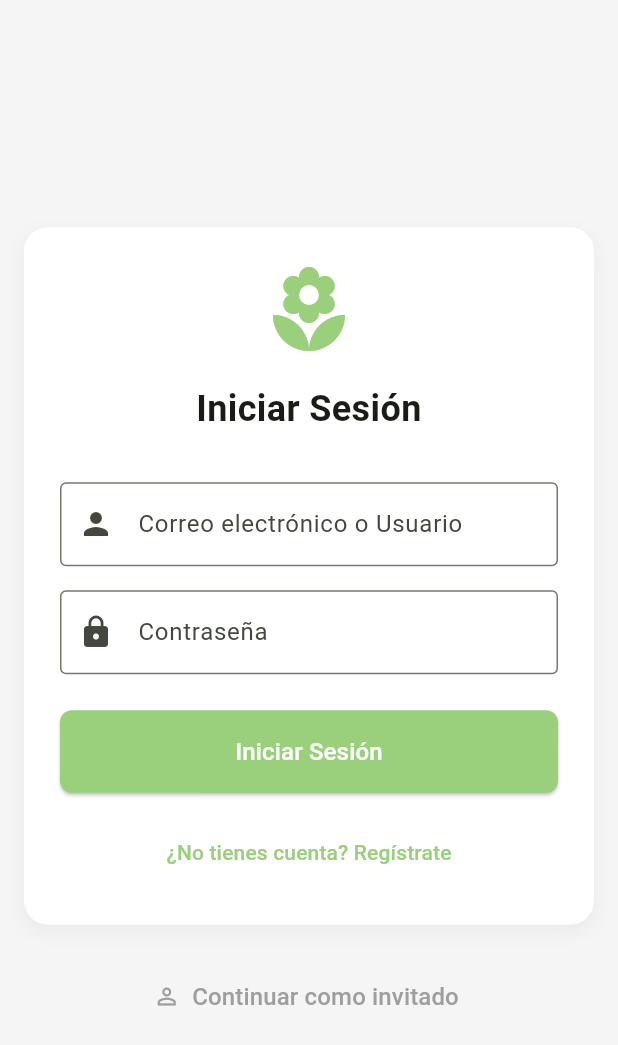
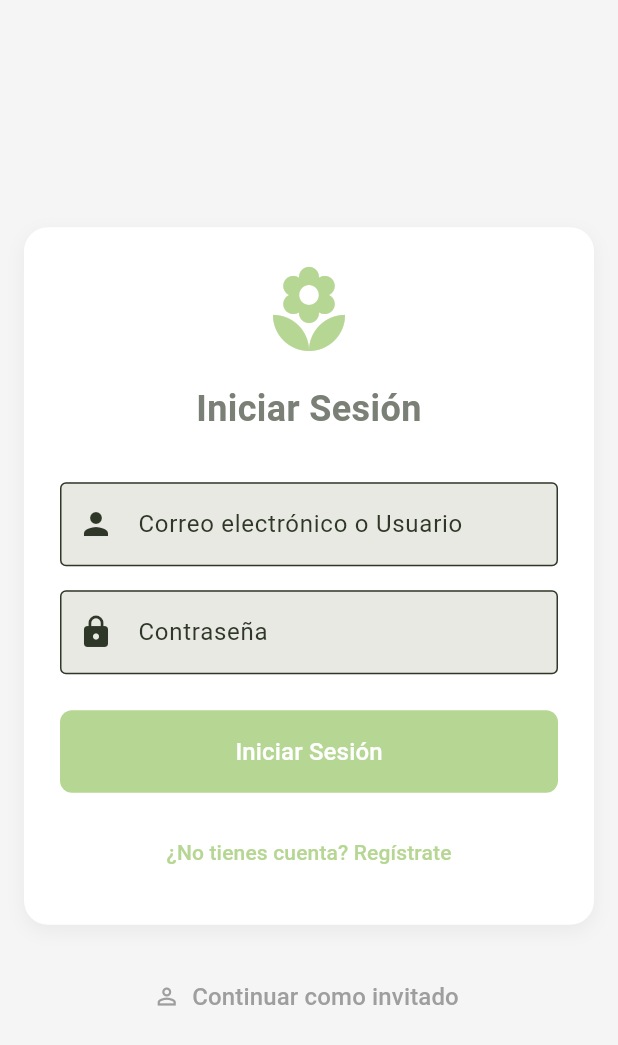
Before and after one commit to Ptroncone205/GuayanaLive, a Flutter app: the screen it shows after launch, on a phone screen of 412 x 824 dp. Shown: the top 1045 px of the screen. Run offline on Flutter 3.47's test engine with Material 3 defaults, Android fonts, the phone set to English and light mode, and no system bars; our stand-ins replace camera, file_picker, flutter_dotenv, geolocator, google_maps_flutter, image_picker and 2 more; missing offline and left inert: dart:html, exif, image_gallery_saver_plus, video_thumbnail; accounts and stored records are empty.

Commit message:
bug fixes + themedata

```diff
--- a/app/lib/auth_modal.dart
+++ b/app/lib/auth_modal.dart
@@ -134,6 +134,7 @@ class _AuthModalState extends State<AuthModal> {
         email: email,
         password: password,
         data: {'username': username},
+        emailRedirectTo: 'https://guayanalive.danbecd.workers.dev'
       );
 
       // 2. Show the success message
--- a/app/lib/locale_provider.dart
+++ b/app/lib/locale_provider.dart
@@ -23,7 +23,7 @@ class LocaleProvider extends ChangeNotifier {
 }
 
 class LocaleProviderScope extends InheritedNotifier<LocaleProvider> {
-  const LocaleProviderScope({required LocaleProvider notifier, required super.child}) : super(notifier: notifier);
+  const LocaleProviderScope({super.key, required LocaleProvider notifier, required super.child}) : super(notifier: notifier);
 
   static LocaleProvider of(BuildContext context) {
     final scope = context.dependOnInheritedWidgetOfExactType<LocaleProviderScope>();
--- a/app/lib/main.dart
+++ b/app/lib/main.dart
@@ -1,6 +1,6 @@
+import 'package:app/theme/app_theme.dart';
 import 'package:flutter/material.dart';
 import 'package:flutter_localizations/flutter_localizations.dart';
-import 'package:flutter_dotenv/flutter_dotenv.dart';
 import 'package:supabase_flutter/supabase_flutter.dart';
 import 'package:shared_preferences/shared_preferences.dart';
 
@@ -31,7 +31,6 @@ class MyApp extends StatelessWidget {
 
   @override
   Widget build(BuildContext context) {
-    const Color appleGreen = Color(0xFF9ACF7C);
     final localeProvider = LocaleProviderScope.of(context);
 
     return MaterialApp(
@@ -44,16 +43,7 @@ class MyApp extends StatelessWidget {
         GlobalWidgetsLocalizations.delegate,
         GlobalCupertinoLocalizations.delegate,
       ],
-      theme: ThemeData(
-        colorScheme: ColorScheme.fromSeed(seedColor: appleGreen),
-        useMaterial3: true,
-        primaryColor: appleGreen,
-        appBarTheme: const AppBarTheme(
-          backgroundColor: appleGreen,
-          foregroundColor: Colors.white,
-          iconTheme: IconThemeData(color: Colors.white),
-        ),
-      ),
+      theme: AppTheme().lightTheme,
       home: const AuthGate(),
     );
   }
--- a/app/lib/main_layout.dart
+++ b/app/lib/main_layout.dart
@@ -120,7 +120,6 @@ class _MainLayoutState extends State<MainLayout> {
     if (index == 0) {
       pinterestKey.currentState?.fetchPins();
     }
-    ;
 
     if ((index == 4 || index == 2) && isGuest) {
       showAuthModal(context);
--- a/app/lib/pin_detail_screen.dart
+++ b/app/lib/pin_detail_screen.dart
@@ -625,7 +625,7 @@ Widget _buildDetailsAndComments({required bool isDesktop}) {
                 scrollDirection: Axis.horizontal,
                 physics: const BouncingScrollPhysics(),
                 itemCount: pinTags.length,
-                separatorBuilder: (_, __) => const SizedBox(width: 6),
+                separatorBuilder: (_, _) => const SizedBox(width: 6),
                 itemBuilder: (context, index) {
                   final tag = pinTags[index];
 
--- a/app/lib/pinterest_screen.dart
+++ b/app/lib/pinterest_screen.dart
@@ -329,8 +329,9 @@ class PinterestScreenState extends State<PinterestScreen> {
   }
 
   Future<Map<String, double>?> _extractLocation(XFile image) async {
-    if (kIsWeb)
+    if (kIsWeb) {
       return null; // EXIF and Geolocator might need specific web handling or be skipped
+    }
     try {
       final bytes = await image.readAsBytes();
       final data = await readExifFromBytes(bytes);
@@ -1067,8 +1068,9 @@ class PinterestScreenState extends State<PinterestScreen> {
                                                     child,
                                                     loadingProgress,
                                                   ) {
-                                                    if (loadingProgress == null)
+                                                    if (loadingProgress == null) {
                                                       return child;
+                                                    }
                                                     return Container(
                                                       color:
                                                           Colors.grey.shade200,
--- /dev/null
+++ b/app/lib/theme/app_theme.dart
@@ -0,0 +1,181 @@
+import 'package:flutter/material.dart';
+
+class AppTheme {
+  // Core palette
+  static const Color lightGreen = Color(0xFFb6d693);
+  static const Color darkGreen = Color(0xFF88B84B);
+
+  // Light theme colors
+  static const Color lightBackground = Color(0xFFF5F5F2);
+  static const Color lightSurface = Color(0xFFE7E9E2);
+  static const Color lightText = Color(0xFF2F3828);
+  static const Color lightSubText = Color(0xFF7A8075);
+
+  // Dark theme colors
+  static const Color darkBackground = Color(0xFF10110F);
+  static const Color darkSurface = Color(0xFF3E4937);
+  static const Color darkText = Color(0xFFF1F3EC);
+  static const Color darkSubText = Color(0xFFADB3A6);
+
+  ThemeData get lightTheme {
+    final colorScheme = ColorScheme.light(
+      primary: lightGreen,
+      secondary: darkGreen,
+      surface: lightSurface,
+      onPrimary: Colors.white,
+      onSecondary: Colors.white,
+      onSurface: lightText,
+    );
+
+    return ThemeData(
+      useMaterial3: true,
+      brightness: Brightness.light,
+      colorScheme: colorScheme,
+      scaffoldBackgroundColor: lightBackground,
+
+      appBarTheme: const AppBarTheme(
+        backgroundColor: lightGreen,
+        foregroundColor: Colors.white,
+        elevation: 0,
+        centerTitle: false,
+        iconTheme: IconThemeData(color: Colors.white),
+        titleTextStyle: TextStyle(
+          color: Colors.white,
+          fontSize: 20,
+          fontWeight: FontWeight.w600,
+        ),
+      ),
+
+      cardTheme: CardThemeData(
+        color: lightSurface,
+        elevation: 0,
+        shape: RoundedRectangleBorder(
+          borderRadius: BorderRadius.circular(18),
+        ),
+      ),
+
+      elevatedButtonTheme: ElevatedButtonThemeData(
+        style: ElevatedButton.styleFrom(
+          backgroundColor: lightGreen,
+          foregroundColor: Colors.white,
+          elevation: 0,
+          padding: const EdgeInsets.symmetric(
+            horizontal: 20,
+            vertical: 14,
+          ),
+          shape: RoundedRectangleBorder(
+            borderRadius: BorderRadius.circular(14),
+          ),
+        ),
+      ),
+
+      inputDecorationTheme: InputDecorationTheme(
+        filled: true,
+        fillColor: lightSurface,
+        hintStyle: const TextStyle(color: lightSubText),
+        border: OutlineInputBorder(
+          borderRadius: BorderRadius.circular(14),
+          borderSide: BorderSide.none,
+        ),
+      ),
+
+      textTheme: const TextTheme(
+        bodyLarge: TextStyle(
+          color: lightText,
+          fontSize: 16,
+        ),
+        bodyMedium: TextStyle(
+          color: lightSubText,
+          fontSize: 14,
+        ),
+        titleLarge: TextStyle(
+          color: lightText,
+          fontWeight: FontWeight.bold,
+        ),
+      ),
+
+      dividerColor: Colors.black12,
+    );
+  }
+
+  ThemeData get darkTheme {
+    final colorScheme = ColorScheme.dark(
+      primary: lightGreen,
+      secondary: darkSurface,
+      surface: darkSurface,
+      onPrimary: darkGreen,
+      onSecondary: darkText,
+      onSurface: darkText,
+    );
+
+    return ThemeData(
+      useMaterial3: true,
+      brightness: Brightness.dark,
+      colorScheme: colorScheme,
+      scaffoldBackgroundColor: darkBackground,
+
+      appBarTheme: const AppBarTheme(
+        backgroundColor: darkSurface,
+        foregroundColor: darkText,
+        elevation: 0,
+        centerTitle: false,
+        iconTheme: IconThemeData(color: darkText),
+        titleTextStyle: TextStyle(
+          color: darkText,
+          fontSize: 20,
+          fontWeight: FontWeight.w600,
+        ),
+      ),
+
+      cardTheme: CardThemeData(
+        color: darkSurface,
+        elevation: 0,
+        shape: RoundedRectangleBorder(
+          borderRadius: BorderRadius.circular(18),
+        ),
+      ),
+
+      elevatedButtonTheme: ElevatedButtonThemeData(
+        style: ElevatedButton.styleFrom(
+          backgroundColor: lightGreen,
+          foregroundColor: darkGreen,
+          elevation: 0,
+          padding: const EdgeInsets.symmetric(
+            horizontal: 20,
+            vertical: 14,
+          ),
+          shape: RoundedRectangleBorder(
+            borderRadius: BorderRadius.circular(14),
+          ),
+        ),
+      ),
+
+      inputDecorationTheme: InputDecorationTheme(
+        filled: true,
+        fillColor: darkSurface,
+        hintStyle: const TextStyle(color: darkSubText),
+        border: OutlineInputBorder(
+          borderRadius: BorderRadius.circular(14),
+          borderSide: BorderSide.none,
+        ),
+      ),
+
+      textTheme: const TextTheme(
+        bodyLarge: TextStyle(
+          color: darkText,
+          fontSize: 16,
+        ),
+        bodyMedium: TextStyle(
+          color: darkSubText,
+          fontSize: 14,
+        ),
+        titleLarge: TextStyle(
+          color: darkText,
+          fontWeight: FontWeight.bold,
+        ),
+      ),
+
+      dividerColor: Colors.white12,
+    );
+  }
+}
```
Also changed, not shown: app/lib/map_screen.dart (+6 -11 lines), app/lib/profile_screen.dart (+6 -3 lines).
